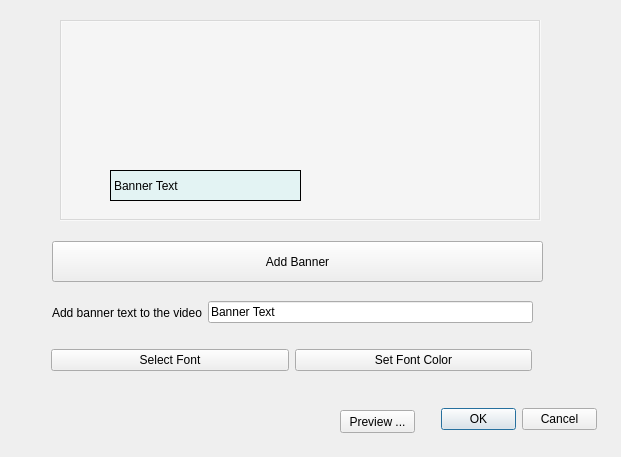
Old version of the form ui/banner.ui in the repository pratikone/videoVenom.
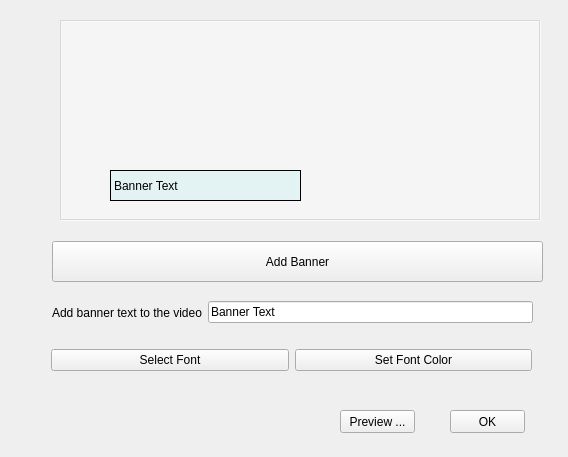
New version of the form.

The edit to the form file:
```diff
--- a/ui/banner.ui
+++ b/ui/banner.ui
@@ -6,7 +6,7 @@
    <rect>
     <x>0</x>
     <y>0</y>
-    <width>621</width>
+    <width>568</width>
     <height>457</height>
    </rect>
   </property>
@@ -78,19 +78,6 @@
     </item>
    </layout>
   </widget>
-  <widget class="QDialogButtonBox" name="buttonBox">
-   <property name="geometry">
-    <rect>
-     <x>441</x>
-     <y>390</y>
-     <width>156</width>
-     <height>59</height>
-    </rect>
-   </property>
-   <property name="standardButtons">
-    <set>QDialogButtonBox::Cancel|QDialogButtonBox::Ok</set>
-   </property>
-  </widget>
   <widget class="QPushButton" name="previewBtn">
    <property name="geometry">
     <rect>
@@ -157,6 +144,19 @@
     <string/>
    </property>
   </widget>
+  <widget class="QPushButton" name="okButton">
+   <property name="geometry">
+    <rect>
+     <x>450</x>
+     <y>410</y>
+     <width>75</width>
+     <height>23</height>
+    </rect>
+   </property>
+   <property name="text">
+    <string>OK</string>
+   </property>
+  </widget>
   <zorder>frame</zorder>
   <zorder>bannerBtn</zorder>
   <zorder>layoutWidget</zorder>
```
Left out of the diff: 2 changed lines with no effect on the pictures.
